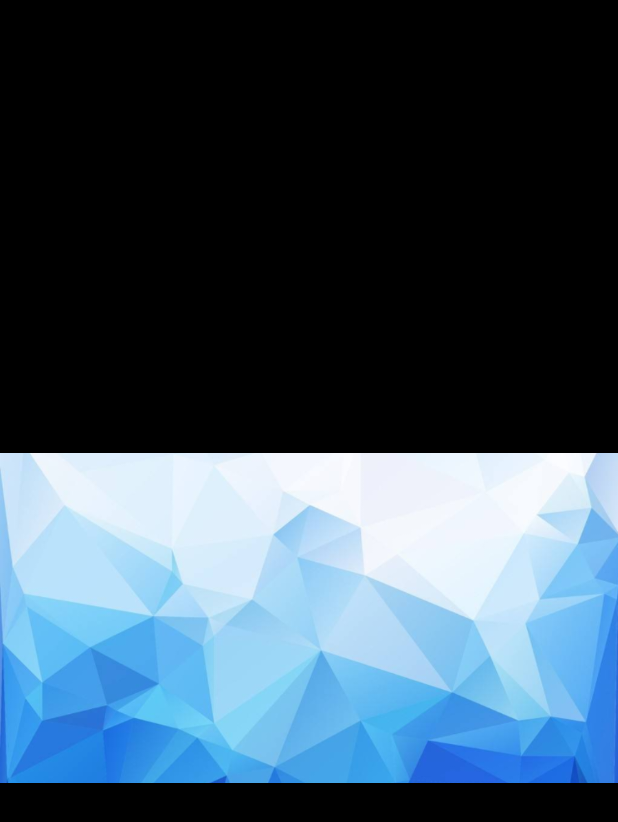
After one commit to Traeric/UAV, an Android app: the layout activity_image_viewer.xml on its own in the app's theme, with its tools: preview values and no code run, on a phone screen of 412 x 824 dp. The commit adds this screen. Shown: the top 822 px of the screen. Run offline under Robolectric (Android 15) with nearby library versions, the phone set to English and light mode, and no system bars.

Commit message:
查看图片跟视频的功能

```diff
--- /dev/null
+++ b/Uav/app/src/main/res/layout/activity_image_viewer.xml
@@ -0,0 +1,16 @@
+<?xml version="1.0" encoding="utf-8"?>
+<LinearLayout xmlns:android="http://schemas.android.com/apk/res/android"
+    xmlns:tools="http://schemas.android.com/tools"
+    android:layout_width="match_parent"
+    android:layout_height="match_parent"
+    tools:context=".applications.look_album.image_viewer.ImageViewerActivity"
+    android:background="#000"
+    android:gravity="center"
+    android:id="@+id/image_viewer_wrap">
+
+    <ImageView
+        android:id="@+id/image_viewer_image"
+        android:layout_width="wrap_content"
+        android:layout_height="wrap_content"
+        android:src="@drawable/head_bg"/>
+</LinearLayout>
--- a/Uav/app/src/main/res/layout/activity_look_album.xml
+++ b/Uav/app/src/main/res/layout/activity_look_album.xml
@@ -10,6 +10,7 @@
 
 
     <LinearLayout
+        android:id="@+id/album_top"
         android:layout_width="match_parent"
         android:layout_height="60dp"
         android:layout_marginLeft="45dp"
@@ -53,6 +54,7 @@
 
     <!-- 主体部分 -->
     <android.support.v7.widget.RecyclerView
+        android:layout_below="@+id/album_top"
         android:id="@+id/parent_recycle"
         android:layout_width="match_parent"
         android:layout_height="wrap_content"
--- a/Uav/app/src/main/res/values/styles.xml
+++ b/Uav/app/src/main/res/values/styles.xml
@@ -102,4 +102,10 @@
         <item name="android:windowTranslucentNavigation">true</item>
         <item name="android:statusBarColor">#c6e48b</item>
     </style>
+
+    <style name="imageViewerTheme" parent="XUITheme.Phone">
+        <item name="android:windowTranslucentStatus">false</item>
+        <item name="android:windowTranslucentNavigation">true</item>
+        <item name="android:statusBarColor">#000</item>
+    </style>
 </resources>
```
Also changed, not shown: Uav/app/src/main/AndroidManifest.xml (+8 -2 lines), Uav/app/src/main/java/com/eric/uav/applications/look_album/AlbumAdapter.java (+24 -0 lines), Uav/app/src/main/java/com/eric/uav/applications/look_album/DataTransform.java (added, +9 -0 lines), Uav/app/src/main/java/com/eric/uav/applications/look_album/image_viewer/ImageViewerActivity.java (added, +43 -0 lines), Uav/app/src/main/java/com/eric/uav/applications/look_album/video_viewer/VideoViewerActivity.java (added, +56 -0 lines), Uav/app/src/main/res/layout/activity_video_viewer.xml (added, +46 -0 lines), Uav/app/src/main/res/drawable/full_screen.png (added).
